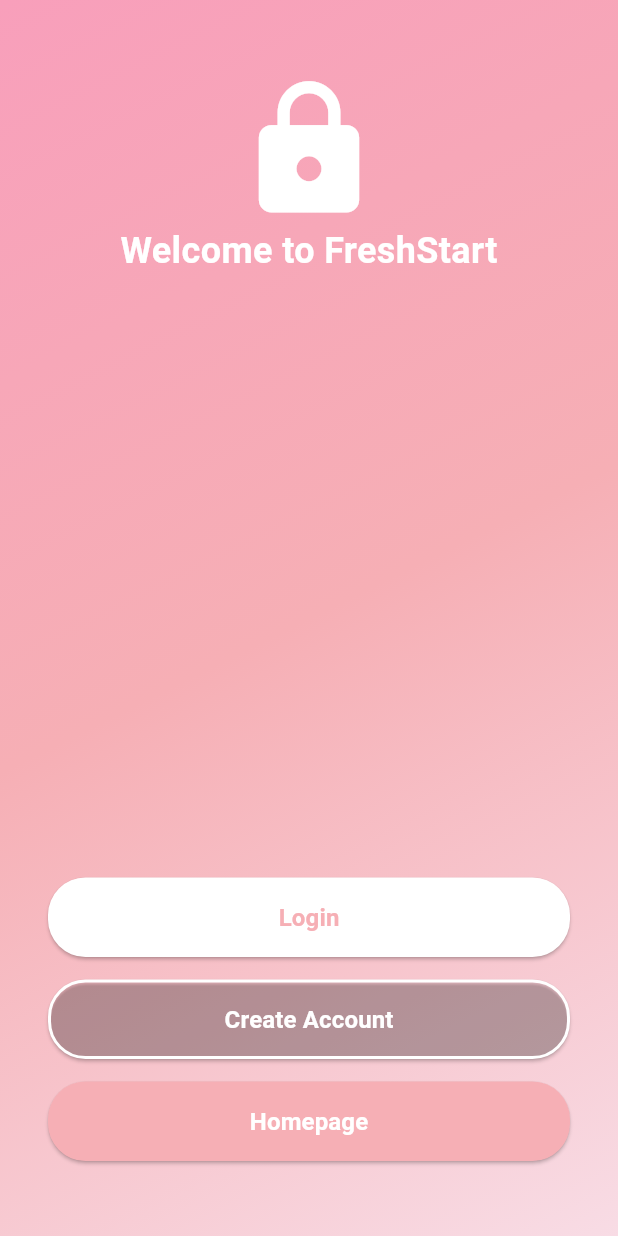
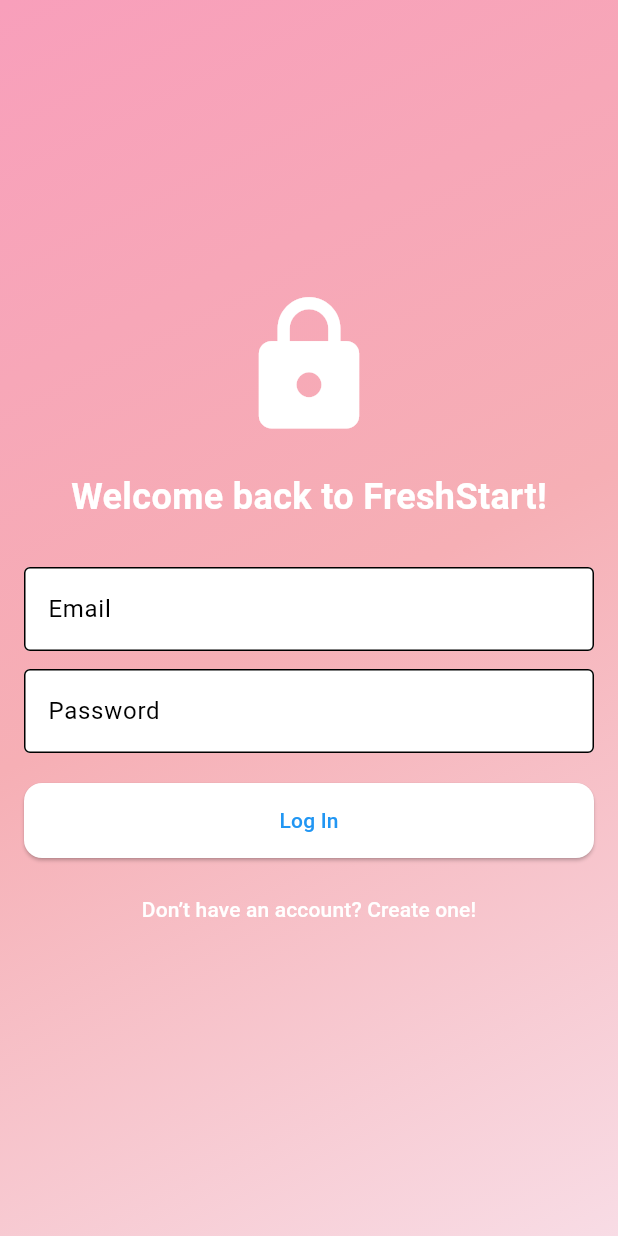
Before and after one commit to FloodRush/Capstone, a Flutter app: the screen it shows after launch, on a phone screen of 412 x 824 dp. Run offline on Flutter 3.47's test engine with Material 3 defaults, Android fonts, the phone set to English and light mode, and no system bars; our stand-ins replace audioplayers, cached_network_image, cloud_firestore, firebase_auth, firebase_core, fluttertoast and 4 more; accounts and stored records are empty; Roboto replaces fonts that are missing (Poppins).

Commit message:
revamped the landing page and combined functionality with log in page, also added new link to account creation page

```diff
--- a/lib/pages/startUp_page.dart
+++ b/lib/pages/startUp_page.dart
@@ -1,136 +1,141 @@
 import 'package:flutter/material.dart';
 import '../theme.dart';
 import 'main_navigation.dart';
-import 'log_in_page.dart';
 import 'Create_Account.dart';
+import '../services/auth_service.dart';
 
-class LoginPage extends StatelessWidget {
+class LoginPage extends StatefulWidget {
   const LoginPage({super.key});
 
   @override
+  State<LoginPage> createState() => _LoginPageState();
+}
+
+class _LoginPageState extends State<LoginPage> {
+  final _formKey = GlobalKey<FormState>();
+  final TextEditingController _emailController = TextEditingController();
+  final TextEditingController _passwordController = TextEditingController();
+
+  @override
   Widget build(BuildContext context) {
-    return Theme(
-      // Override theme for startup page to always use light theme
-      data: ThemeData.light(),
-      child: Scaffold(
+    return Scaffold(
       body: Container(
         decoration: BoxDecoration(
-            gradient: appGradientBackground(), // Always use light gradient
+          gradient: appGradientBackground(),
         ),
         child: SafeArea(
           child: Center(
+            child: SingleChildScrollView(
+              // prevent overflow on small screens
+              child: Padding(
+                padding: const EdgeInsets.all(16.0),
+                child: Form(
+                  key: _formKey,
                   child: Column(
+                    mainAxisAlignment: MainAxisAlignment.center,
                     children: [
-                  const SizedBox(height: 50),
                       const Icon(Icons.lock, size: 100, color: Colors.white),
+                      const SizedBox(height: 20),
                       const Text(
-                    'Welcome to FreshStart',
+                        'Welcome back to FreshStart!',
                         style: TextStyle(
                           fontSize: 24,
                           fontWeight: FontWeight.bold,
                           color: Colors.white,
                         ),
                       ),
-                  const SizedBox(height: 40),
-                  const Spacer(),
-                  Padding(
-                    padding: const EdgeInsets.symmetric(horizontal: 32),
-                    child: Column(
-                      children: [
+                      const SizedBox(height: 30),
+
+                      // Email Field
+                      TextFormField(
+                        controller: _emailController,
+                        decoration: const InputDecoration(
+                          labelText: 'Email',
+                          filled: true,
+                          fillColor: Colors.white,
+                          border: OutlineInputBorder(),
+                        ),
+                        keyboardType: TextInputType.emailAddress,
+                        validator: (value) {
+                          if (value!.isEmpty) return 'Please enter your email';
+                          if (!RegExp(
+                            r"^[a-zA-Z0-9._%+-]+@[a-zA-Z0-9.-]+\.[a-zA-Z]{2,}$",
+                          ).hasMatch(value)) {
+                            return 'Enter a valid email';
+                          }
+                          return null;
+                        },
+                      ),
+                      const SizedBox(height: 12),
+
+                      // Password Field
+                      TextFormField(
+                        controller: _passwordController,
+                        decoration: const InputDecoration(
+                          labelText: 'Password',
+                          filled: true,
+                          fillColor: Colors.white,
+                          border: OutlineInputBorder(),
+                        ),
+                        obscureText: true,
+                        validator: (value) {
+                          if (value!.isEmpty) return 'Please enter a password';
+                          if (value.length < 6) {
+                            return 'Password must be at least 6 characters';
+                          }
+                          return null;
+                        },
+                      ),
+                      const SizedBox(height: 20),
+
+                      // Login Button
                       SizedBox(
                         width: double.infinity,
                         child: ElevatedButton(
+                          onPressed: () async {
+                            if (_formKey.currentState!.validate()) {
+                              await AuthService().signin(
+                                email: _emailController.text,
+                                password: _passwordController.text,
+                                context: context,
+                              );
+                            }
+                          },
+                          style: ElevatedButton.styleFrom(
+                            backgroundColor: Colors.white,
+                            foregroundColor: Colors.blue,
+                            padding: const EdgeInsets.symmetric(
+                              horizontal: 50,
+                              vertical: 15,
+                            ),
+                            shape: RoundedRectangleBorder(
+                              borderRadius: BorderRadius.circular(12),
+                            ),
+                          ),
+                          child: const Text('Log In'),
+                        ),
+                      ),
+                      const SizedBox(height: 10),
+
+                      // Create Account Button
+                      TextButton(
                         onPressed: () {
                           Navigator.push(
                             context,
                             MaterialPageRoute(
-                                  builder: (context) =>
-                                      const MyLoginPage(title: 'Log In'),
+                              builder: (context) => const MyCreateAccount(
+                                  title: 'Create Account'),
                             ),
                           );
                         },
-                            style: ElevatedButton.styleFrom(
-                              backgroundColor: Colors.white,
-                              foregroundColor: AppColors.hotPink,
-                              padding: EdgeInsets.symmetric(vertical: 15),
-                              shape: RoundedRectangleBorder(
-                                borderRadius: BorderRadius.circular(25),
-                              ),
-                            ),
                         child: const Text(
-                              'Login',
-                              style: TextStyle(
-                                fontSize: 16,
-                                fontWeight: FontWeight.bold,
-                              ),
-                            ),
-                          ),
-                        ),
-                        const SizedBox(height: 15),
-                        SizedBox(
-                          width: double.infinity,
-                          child: ElevatedButton(
-                            onPressed: () {
-                              Navigator.push(
-                                context,
-                                MaterialPageRoute(
-                                  builder: (context) =>
-                                      const MyCreateAccount(title: 'Create Account'),
-                                ),
-                              );
-                            },
-                            style: ElevatedButton.styleFrom(
-                              backgroundColor: Colors.transparent,
-                              foregroundColor: Colors.white,
-                              padding: EdgeInsets.symmetric(vertical: 15),
-                              shape: RoundedRectangleBorder(
-                                borderRadius: BorderRadius.circular(25),
-                                side: BorderSide(color: Colors.white, width: 2),
-                              ),
-                            ),
-                            child: const Text(
-                              'Create Account',
-                              style: TextStyle(
-                                fontSize: 16,
-                                fontWeight: FontWeight.bold,
-                              ),
-                            ),
-                          ),
-                        ),
-                        const SizedBox(height: 15),
-                        SizedBox(
-                          width: double.infinity,
-                          child: ElevatedButton(
-                            onPressed: () {
-                              Navigator.push(
-                                context,
-                                MaterialPageRoute(
-                                  builder: (context) => const MainNavigation(),
-                                ),
-                              );
-                            },
-                            style: ElevatedButton.styleFrom(
-                              backgroundColor: AppColors.hotPink,
-                              foregroundColor: Colors.white,
-                              padding: EdgeInsets.symmetric(vertical: 15),
-                              shape: RoundedRectangleBorder(
-                                borderRadius: BorderRadius.circular(25),
-                              ),
-                            ),
-                            child: const Text(
-                              'Homepage',
-                              style: TextStyle(
-                                fontSize: 16,
-                                fontWeight: FontWeight.bold,
-                              ),
-                            ),
+                          'Don’t have an account? Create one!',
+                          style: TextStyle(color: Colors.white),
                         ),
                       ),
                     ],
                   ),
                 ),
-                  const SizedBox(height: 50),
-                ],
               ),
             ),
           ),
```
Also changed, not shown: pubspec.lock, 13 other files. Lines whose indentation alone changed are shown as unchanged.
